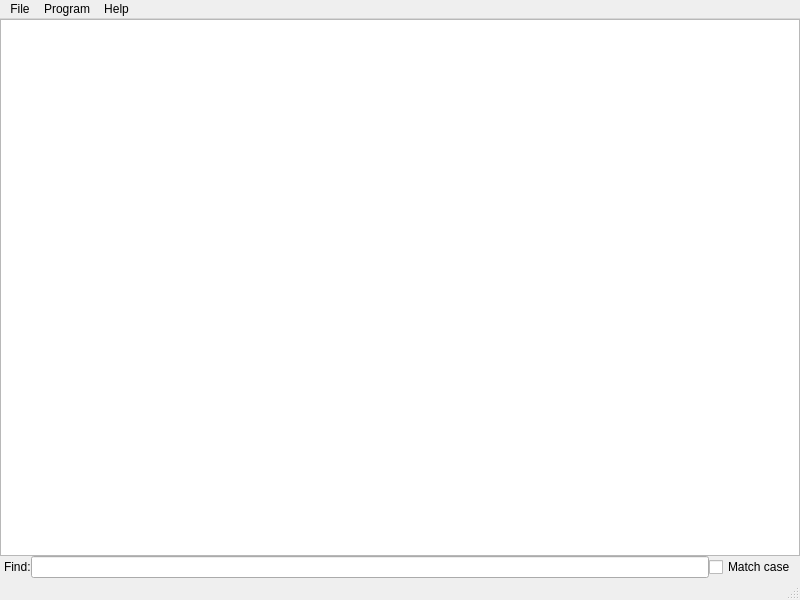
Above: mainwindow.ui from TechnoMag82/simpletextviewer before the change. Below: the same form after it.
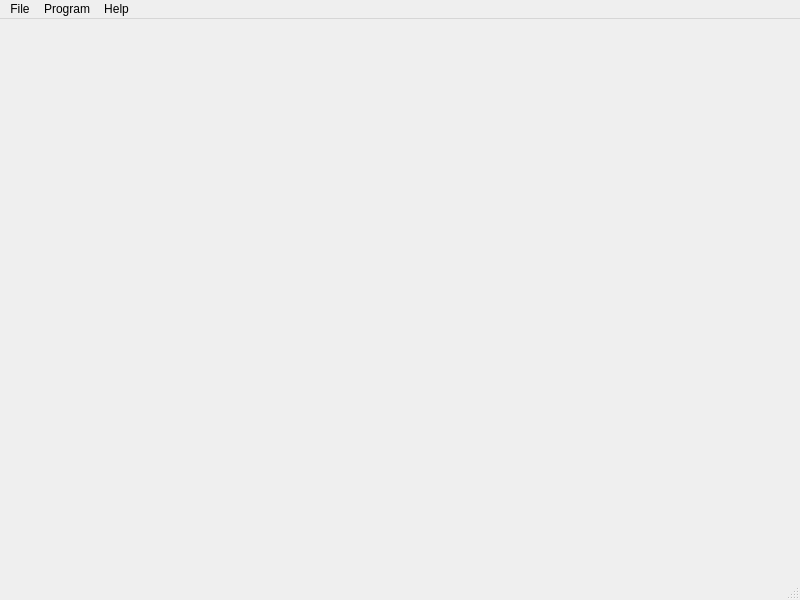
That is the form after the change.

Commit message:
Implemented: line numbers widget
 - added kotlin syntax config
 - implemented load app settings

The edit to the form file:
```diff
--- a/mainwindow.ui
+++ b/mainwindow.ui
@@ -30,45 +30,6 @@
     <property name="bottomMargin">
      <number>0</number>
     </property>
-    <item>
-     <widget class="QPlainTextEdit" name="plainTextEdit">
-      <property name="font">
-       <font>
-        <family>Consolas</family>
-       </font>
-      </property>
-      <property name="readOnly">
-       <bool>true</bool>
-      </property>
-     </widget>
-    </item>
-    <item>
-     <layout class="QHBoxLayout" name="horizontalLayout">
-      <property name="leftMargin">
-       <number>4</number>
-      </property>
-      <property name="rightMargin">
-       <number>4</number>
-      </property>
-      <item>
-       <widget class="QLabel" name="label">
-        <property name="text">
-         <string>Find:</string>
-        </property>
-       </widget>
-      </item>
-      <item>
-       <widget class="QLineEdit" name="lineEdit"/>
-      </item>
-      <item>
-       <widget class="QCheckBox" name="checkBox">
-        <property name="text">
-         <string>Match case</string>
-        </property>
-       </widget>
-      </item>
-     </layout>
-    </item>
    </layout>
   </widget>
   <widget class="QMenuBar" name="menubar">
```
Left out of the diff: 3 changed lines with no effect on the pictures. The commit also changes 20 other files.
